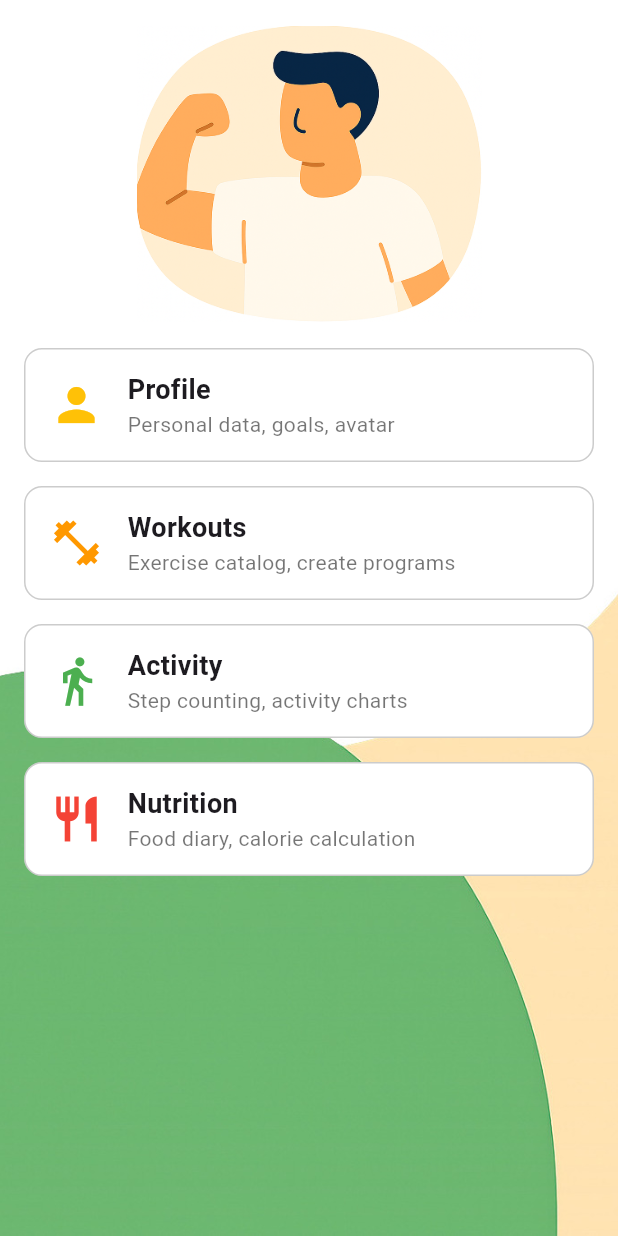
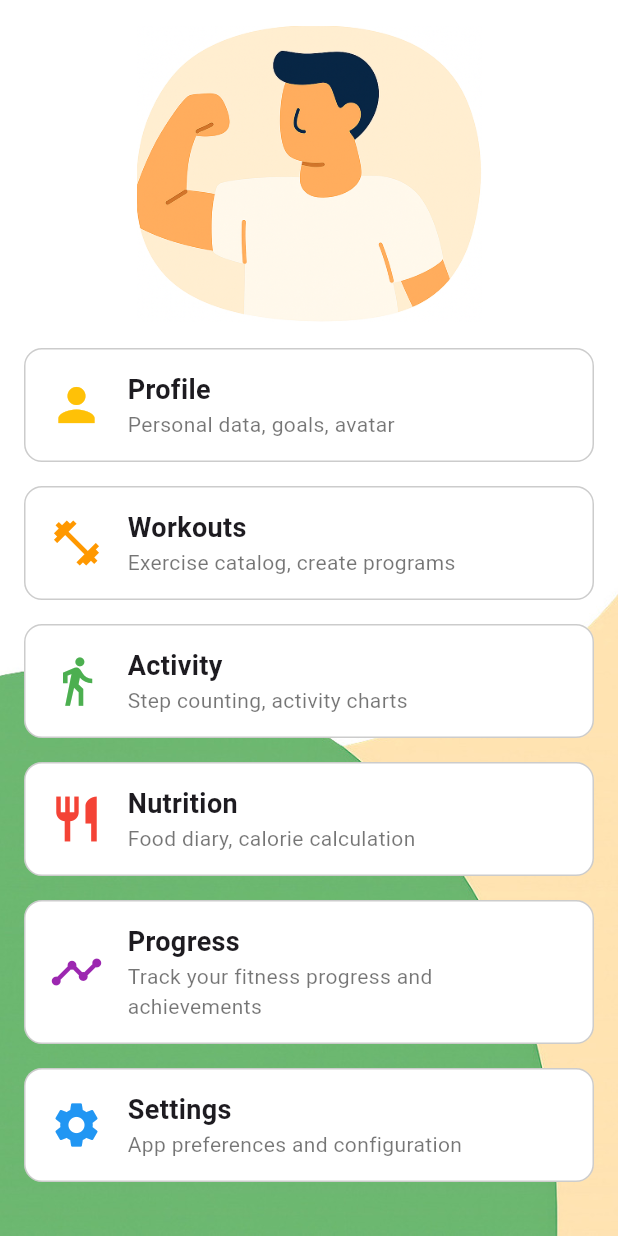
Before and after one commit to IvanZhutyaev/Flutter_redesign_FitTrackPro, a Flutter app: the CatalogPage screen opened directly, on a phone screen of 412 x 824 dp. Run offline on Flutter 3.47's test engine with Material 3 defaults, Android fonts, the phone set to English and light mode, and no system bars.

Commit message:
Сщьзду

```diff
--- a/flutter_redesign/lib/catalog.dart
+++ b/flutter_redesign/lib/catalog.dart
@@ -60,6 +60,21 @@ class CatalogPage extends StatelessWidget {
                         title: "Nutrition",
                         subtitle: "Food diary, calorie calculation",
                         iconColor: Colors.red,
+                      ),
+                      SizedBox(height: 16),
+                      _CatalogCard(
+                        icon: Icons.timeline,
+                        title: "Progress",
+                        subtitle:
+                            "Track your fitness progress and achievements",
+                        iconColor: Colors.purple,
+                      ),
+                      SizedBox(height: 16),
+                      _CatalogCard(
+                        icon: Icons.settings,
+                        title: "Settings",
+                        subtitle: "App preferences and configuration",
+                        iconColor: Colors.blue,
                       ),
                     ],
                   ),
```
